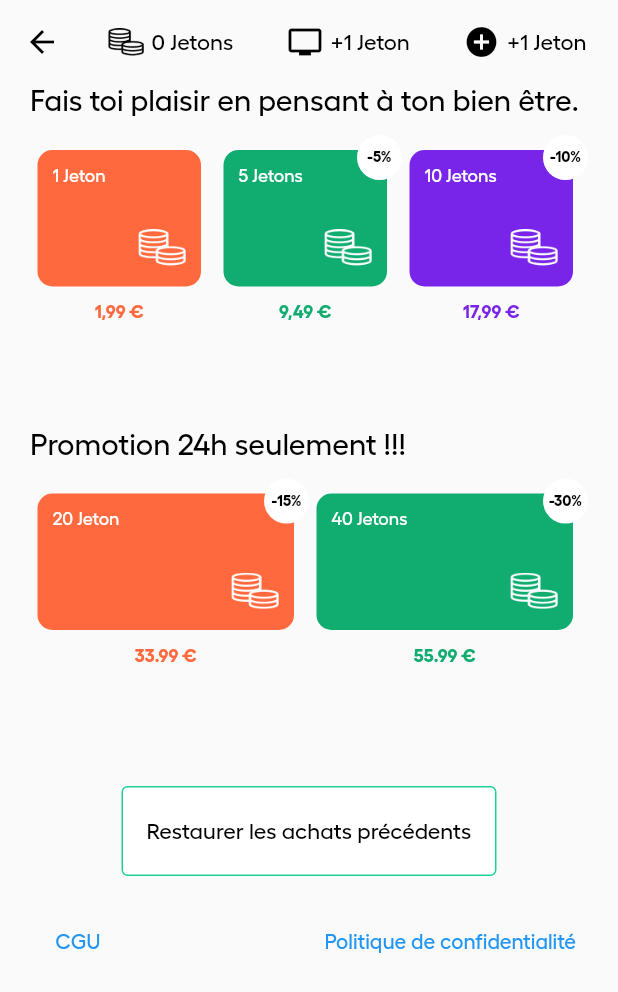
After one commit to maneotech/whatodo, a Flutter app: the PurchaseScreen screen opened directly, on a phone screen of 412 x 824 dp. The commit adds this screen. Shown: the top 992 px of the screen. Run offline on Flutter 3.47's test engine with Material 2 defaults, Android fonts, the phone set to English and light mode, and no system bars; our stand-ins replace audioplayers, flutter_spinkit, fluttertoast, geocoding, geolocator, google_maps_flutter and 4 more; missing offline and left inert: flutter_facebook_auth; accounts and stored records are empty; generated files the repository leaves out were written again.

Commit message:
purchase screen in progress

```diff
--- a/lib/components/activity_container.dart
+++ b/lib/components/activity_container.dart
@@ -37,28 +37,6 @@ class _ActivityContainerState extends State<ActivityContainer> {
       onTap: () => onTouchContainer(),
       child: getContent(),
     );
-
-    /*Container(
-        decoration: getGradientBackground(),
-        child: Padding(
-          padding: const EdgeInsets.all(10.0),
-          child: Column(
-            mainAxisAlignment: MainAxisAlignment.spaceBetween,
-            crossAxisAlignment: CrossAxisAlignment.start,
-            children: [
-              Text(
-                widget.title,
-                style: Constants.activityTitleTextStyle,
-              ),
-              Container(
-                alignment: Alignment.bottomRight,
-                child: ImageIcon(AssetImage(widget.iconPath),
-                    size: 32, color: Colors.white),
-              )
-            ],
-          ),
-        ),
-      ),*/
   }
 
   onTouchContainer() {
@@ -92,11 +70,13 @@ class _ActivityContainerState extends State<ActivityContainer> {
         mainAxisAlignment: MainAxisAlignment.spaceBetween,
         crossAxisAlignment: CrossAxisAlignment.start,
         children: [
-          Text(
-            widget.title,
-            style: isActive
-                ? Constants.activityTitleTextStyle
-                : Constants.normalBlackTextStyle,
+          Expanded(
+            child: Text(
+              widget.title,
+              style: isActive
+                  ? Constants.activityTitleTextStyle
+                  : Constants.normalBlackTextStyle,
+            ),
           ),
           Container(
             alignment: Alignment.bottomRight,
--- a/lib/components/app_bar.dart
+++ b/lib/components/app_bar.dart
@@ -3,6 +3,7 @@ import 'package:provider/provider.dart';
 import 'package:whatodo/constants/constant.dart';
 import 'package:whatodo/providers/user.dart';
 import 'package:whatodo/screens/ad_video_player.dart';
+import 'package:whatodo/screens/purchase_screen.dart';
 
 import '../screens/add_user.dart';
 import '../screens/help_screen.dart';
@@ -27,7 +28,9 @@ class _AppBarComponentState extends State<AppBarComponent> {
       title: Row(
         mainAxisAlignment: MainAxisAlignment.spaceBetween,
         children: [
-          Row(
+          GestureDetector(
+            onTap: () => goToPurchaseScreen(),
+            child: Row(
               children: [
                 const ImageIcon(AssetImage(Constants.tokenIcon),
                     color: Colors.black),
@@ -41,6 +44,7 @@ class _AppBarComponentState extends State<AppBarComponent> {
                   ),
                 )
               ],
+            ),
           ),
           GestureDetector(
             onTap: () => showAd(),
@@ -132,4 +136,13 @@ class _AppBarComponentState extends State<AppBarComponent> {
       ),
     );
   }
+
+  goToPurchaseScreen() {
+    Navigator.push(
+      context,
+      MaterialPageRoute(
+        builder: (context) => const PurchaseScreen(),
+      ),
+    );
   }
+}
--- /dev/null
+++ b/lib/components/circle_discount.dart
@@ -0,0 +1,22 @@
+import 'package:flutter/material.dart';
+import 'package:whatodo/constants/constant.dart';
+
+class CircleDiscount extends StatelessWidget {
+  final String text;
+
+  const CircleDiscount({super.key, required this.text});
+
+  @override
+  Widget build(BuildContext context) {
+    return Container(
+      width: 30.0,
+      height: 30.0,
+      decoration: BoxDecoration(
+        color: Colors.white,
+        shape: BoxShape.circle,
+        border: Border.all(color: Colors.white),
+      ),
+      child: Center(child: Text(text, style: Constants.discountTextStyle)),
+    );
+  }
+}
--- /dev/null
+++ b/lib/components/price_container.dart
@@ -0,0 +1,81 @@
+import 'package:flutter/material.dart';
+import 'package:outline_gradient_button/outline_gradient_button.dart';
+import 'package:whatodo/components/activity_container.dart';
+import 'package:whatodo/components/circle_discount.dart';
+
+import '../constants/constant.dart';
+
+class PriceContainer extends StatefulWidget {
+  final String title;
+  final Color color;
+  final String iconPath;
+  final Function? onTap;
+  final bool isActive;
+  final String price;
+  final String? discount;
+
+  const PriceContainer(
+      {super.key,
+      required this.title,
+      required this.color,
+      required this.iconPath,
+      required this.onTap,
+      required this.price,
+      this.discount,
+      this.isActive = false});
+
+  @override
+  State<PriceContainer> createState() => _PriceContainerState();
+}
+
+class _PriceContainerState extends State<PriceContainer> {
+  late bool isActive;
+
+  @override
+  void initState() {
+    isActive = widget.isActive;
+    super.initState();
+  }
+
+  @override
+  Widget build(BuildContext context) {
+    return Expanded(
+      child: Stack(
+        children: [
+          Padding(
+            padding: const EdgeInsets.only(left: 5.0, right: 10.0, top: 10.0),
+            child: Column(
+              children: [
+                Expanded(
+                  child: ActivityContainer(
+                      title: widget.title,
+                      color: widget.color,
+                      iconPath: widget.iconPath,
+                      isActive: true,
+                      onTap: widget.onTap),
+                ),
+                Padding(
+                  padding: const EdgeInsets.only(top: 10.0),
+                  child: Text(
+                    widget.price,
+                    style: TextStyle(
+                        fontSize: 12.0,
+                        color: widget.color,
+                        fontWeight: FontWeight.w700,
+                        fontFamily: "Hellix"),
+                  ),
+                ),
+              ],
+            ),
+          ),
+          if (widget.discount != null)
+            Positioned(
+              top: 0,
+              right: 0,
+              child: CircleDiscount(text: widget.discount!),
+            ),
+        ],
+      ),
+    );
+  }
+}
--- a/lib/constants/constant.dart
+++ b/lib/constants/constant.dart
@@ -20,6 +20,12 @@ class Constants {
       fontSize: 10,
       color: Colors.black,
       fontStyle: FontStyle.italic,
+      fontFamily: "Hellix");
+
+  static const TextStyle discountTextStyle = TextStyle(
+      fontSize: 10,
+      color: Colors.black,
+      fontWeight: FontWeight.w700,
       fontFamily: "Hellix");
 
   static const TextStyle activityHeaderTextStyle = TextStyle(
@@ -46,18 +52,25 @@ class Constants {
       fontFamily: "Hellix",
       fontWeight: FontWeight.w700);
 
-    static TextStyle lockedTextStyle = TextStyle(
+  static TextStyle lockedTextStyle = TextStyle(
       fontSize: 15.0,
       color: Colors.black.withOpacity(0.5),
       fontFamily: "Hellix",
       fontStyle: FontStyle.italic);
+
+  static TextStyle bigTextStyle = const TextStyle(
+      fontSize: 20.0,
+      color: Colors.black,
+      fontFamily: "Hellix",
+      fontWeight: FontWeight.w500);
 
   static const EdgeInsets paddingButtons = EdgeInsets.all(10.0);
   static const EdgeInsets paddingLogin =
       EdgeInsets.only(left: 40.0, right: 40.0, top: 40.0);
   static const EdgeInsets paddingTop = EdgeInsets.only(top: 40.0);
 
-  static const EdgeInsets paddingActivityTitle= EdgeInsets.only(top: 10.0, bottom: 5.0);
+  static const EdgeInsets paddingActivityTitle =
+      EdgeInsets.only(top: 10.0, bottom: 5.0);
   static const Color primaryColor = Color.fromRGBO(255, 105, 61, 1.0);
   static const Color secondaryColor = Color(0xff7925E9);
   static const Color thirdColor = Color(0xff10AC70);
--- /dev/null
+++ b/lib/screens/purchase_screen.dart
@@ -0,0 +1,121 @@
+import 'package:flutter/material.dart';
+import 'package:whatodo/components/action_button.dart';
+import 'package:whatodo/components/app_bar.dart';
+
+import '../components/activity_container.dart';
+import '../components/price_container.dart';
+import '../constants/constant.dart';
+import '../services/activity.dart';
+
+class PurchaseScreen extends StatelessWidget {
+  const PurchaseScreen({super.key});
+
+  @override
+  Widget build(BuildContext context) {
+    return Scaffold(
+      appBar: const AppBarComponent(),
+      body: Padding(
+        padding: const EdgeInsets.only(left: 20, right: 20),
+        child: SingleChildScrollView(
+          child:
+              Column(crossAxisAlignment: CrossAxisAlignment.start, children: [
+            Text("Fais toi plaisir en pensant à ton bien être.",
+                style: Constants.bigTextStyle),
+            Padding(
+              padding: const EdgeInsets.only(top: 10.0, bottom: 10.0),
+              child: SizedBox(
+                height: 125,
+                child: Row(
+                  children: getFirstPriceBlocs(),
+                ),
+              ),
+            ),
+            Padding(
+              padding: const EdgeInsets.only(top: 60, bottom: 10),
+              child:
+                  Text("Promotion 24h seulement !!!", style: Constants.bigTextStyle),
+            ),
+            SizedBox(
+              height: 125,
+              child: Row(
+                children: getSecondPriceBlocs(),
+              ),
+            ),
+            Padding(
+              padding: const EdgeInsets.only(top: 60.0),
+              child: ActionButton(
+                  title: "Restaurer les achats précédents", onTap: () => null),
+            ),
+            Row(
+              mainAxisAlignment: MainAxisAlignment.spaceBetween,
+              children: [
+                TextButton(
+                  onPressed: () => {},
+                  child: const Text("CGU"),
+                ),
+                TextButton(
+                  onPressed: () => {},
+                  child: const Text("Politique de confidentialité"),
+                ),
+              ],
+            )
+          ]),
+        ),
+      ),
+    );
+  }
+
+  getFirstPriceBlocs() {
+    return [
+      PriceContainer(
+        title: "1 Jeton",
+        color: Constants.primaryColor,
+        iconPath: Constants.tokenIcon,
+        isActive: true,
+        onTap: () => null,
+        price: '1,99 €',
+      ),
+      PriceContainer(
+        title: "5 Jetons",
+        color: Constants.thirdColor,
+        iconPath: Constants.tokenIcon,
+        isActive: true,
+        price: "9,49 €",
+        discount: "-5%",
+        onTap: () => null,
+      ),
+      PriceContainer(
+        title: "10 Jetons",
+        color: Constants.secondaryColor,
+        iconPath: Constants.tokenIcon,
+        isActive: true,
+        price: "17,99 €",
+        discount: "-10%",
+        onTap: () => null,
+      ),
+    ];
+  }
+
+  getSecondPriceBlocs() {
+    return [
+      PriceContainer(
+        title: "20 Jeton",
+        color: Constants.primaryColor,
+        iconPath: Constants.tokenIcon,
+        isActive: true,
+        price: "33.99 €",
+        discount: "-15%",
+        onTap: () => null,
+      ),
+      PriceContainer(
+        title: "40 Jetons",
+        color: Constants.thirdColor,
+        iconPath: Constants.tokenIcon,
+        isActive: true,
+        price: "55.99 €",
+        discount: "-30%",
+        onTap: () => null,
+      ),
+    ];
+  }
+}
```
Lines whose indentation alone changed are shown as unchanged.
